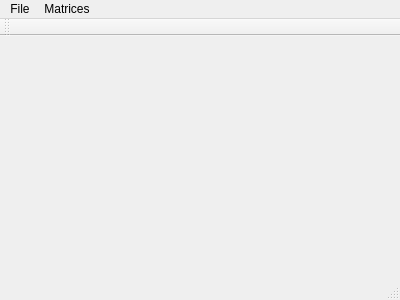
nomarlo/analisis-de-imagenes, file test2-150930/mainwindow.ui: the form before one commit.
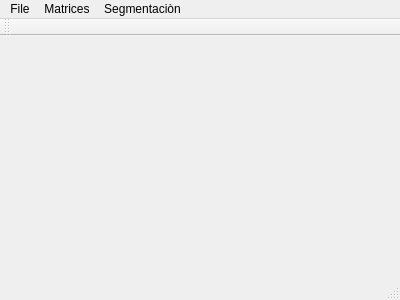
The form after the commit.

```diff
--- a/test2-150930/mainwindow.ui
+++ b/test2-150930/mainwindow.ui
@@ -41,8 +41,15 @@
     <addaction name="actionConvolucion"/>
     <addaction name="actionOperaciones"/>
    </widget>
+   <widget class="QMenu" name="menuSegmentaci_n">
+    <property name="title">
+     <string>Segmentaciòn</string>
+    </property>
+    <addaction name="actionOtsu"/>
+   </widget>
    <addaction name="menuFile"/>
    <addaction name="menuRangos"/>
+   <addaction name="menuSegmentaci_n"/>
   </widget>
   <widget class="QToolBar" name="mainToolBar">
    <attribute name="toolBarArea">
```
Left out of the diff: 5 changed lines with no effect on the pictures.
